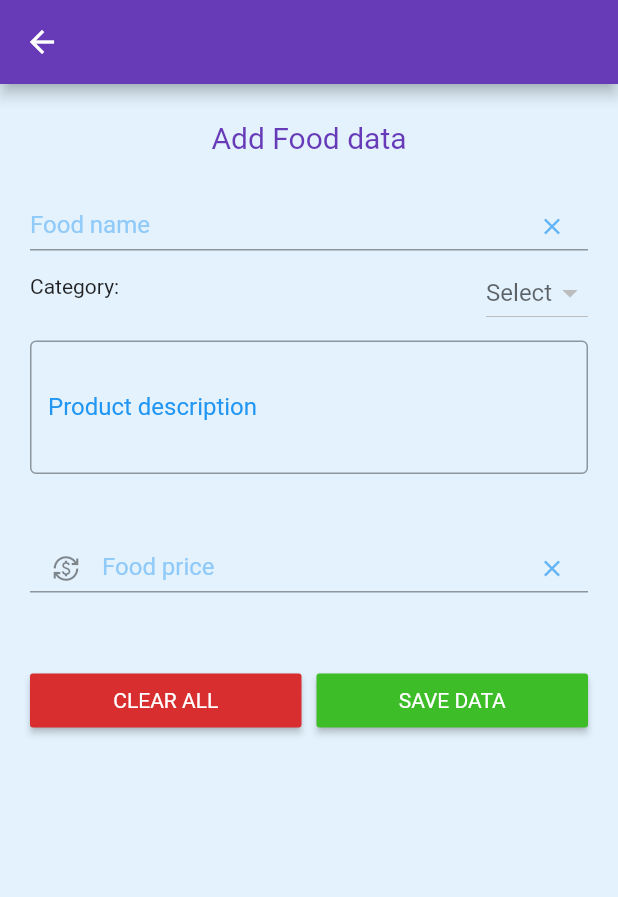
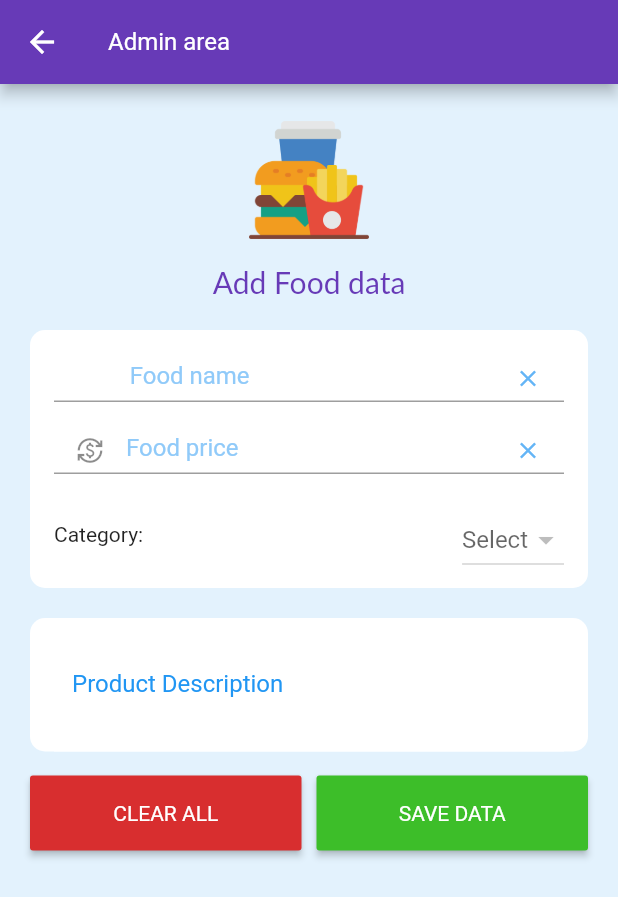
Before and after one commit to jakariya0dev/cafe21, a Flutter app: the AddFoodPage screen opened directly with empty values, on a phone screen of 412 x 824 dp. Shown: the top 897 px of the screen. Run offline on Flutter 3.47's test engine with Material 2 defaults, Android fonts, the phone set to English and light mode, and no system bars; our stand-ins replace cloud_firestore, connectivity_plus, firebase_auth, firebase_core, flutter_svg, shared_preferences; missing offline and left inert: blue_thermal_printer; accounts and stored records are empty.

Commit message:
admin area design updated

```diff
--- a/lib/views/admin/add_food_page.dart
+++ b/lib/views/admin/add_food_page.dart
@@ -58,6 +58,7 @@ class _AddFoodPageState extends State<AddFoodPage> {
         child: Scaffold(
           backgroundColor: AppColor.scaffoldColor,
           appBar: AppBar(
+            title: const Text('Admin area', style: TextStyle(fontSize: 16),),
             leading: BackButton(
               onPressed: () => Navigator.pushReplacement(context, MaterialPageRoute(builder: (context) => const AdminDashboard(index: 0))),
             ),
@@ -68,13 +69,32 @@ class _AddFoodPageState extends State<AddFoodPage> {
             child: Column(
               mainAxisSize: MainAxisSize.min,
               children: [
+                Image.asset('assets/icons/icon_food.png', height: 80, width: 80,),
+                const SizedBox(height: 16),
                 const Text(
                   'Add Food data',
                   style: TextStyle(
-                      fontWeight: FontWeight.w500, color: Colors.deepPurple, fontSize: 20),
+                      fontWeight: FontWeight.w500, color: Colors.deepPurple, fontSize: 20, fontFamily: 'Lato'),
                 ),
                 SizedBox(
-                  height: 32,
+                  height: 20,
+                  child: Center(
+                    child: Text(
+                      msg,
+                      style: const TextStyle(color: Colors.red),
+                    ),
+                  ),
+                ),
+                Container(
+                  padding: const EdgeInsets.symmetric(horizontal: 16),
+                  decoration: BoxDecoration(
+                    color: Colors.white,
+                    borderRadius: BorderRadius.circular(10)
+                  ),
+                  child: Column(
+                    children: [
+                      SizedBox(
+                        height: 16,
                         child: Center(
                           child: Text(
                             msg,
@@ -91,9 +111,11 @@ class _AddFoodPageState extends State<AddFoodPage> {
                             color: Colors.deepPurple.shade900,
                           ),
                           decoration: InputDecoration(
-                      hintText: 'Food name',
+                            hintText: ' Food name',
                             isDense: true,
                             hintStyle: TextStyle(color: Colors.blue.shade200),
+                            // prefix: Icon(Icons.abc_outlined),
+                            prefix: const Text('Name:', style: TextStyle(color: Colors.blue),),
                             suffixIcon: InkWell(
                               onTap: () {
                                 nameController.clear();
@@ -104,6 +126,40 @@ class _AddFoodPageState extends State<AddFoodPage> {
                                 color: Colors.blue.shade300,
                               ),
                             ),
+                          ),
+                        ),
+                      ),
+                      Container(
+                        margin: const EdgeInsets.only(bottom: 16),
+                        height: 32,
+                        child: TextField(
+                          controller: priceController,
+                          keyboardType: TextInputType.number,
+                          style: TextStyle(color: Colors.deepPurple.shade900),
+                          decoration: InputDecoration(
+                            prefixIcon: const Icon(Icons.currency_exchange),
+                            hintText: 'Food price',
+                            isDense: true,
+                            hintStyle: TextStyle(color: Colors.blue.shade200),
+                            suffixIcon: InkWell(
+                              onTap: () {
+                                priceController.clear();
+                                setState(() {});
+                              },
+                              child: Icon(
+                                Icons.clear,
+                                color: Colors.blue.shade300,
+                              ),
+                            ),
+                          ),
+                        ),
+                      ),
+                      SizedBox(
+                        height: 16,
+                        child: Center(
+                          child: Text(
+                            msg,
+                            style: const TextStyle(color: Colors.red),
                           ),
                         ),
                       ),
@@ -143,9 +199,24 @@ class _AddFoodPageState extends State<AddFoodPage> {
                           ),
                         ],
                       ),
+                    ],
+                  ),
+                ),
+                SizedBox(
+                  height: 20,
+                  child: Center(
+                    child: Text(
+                      msg,
+                      style: const TextStyle(color: Colors.red),
+                    ),
+                  ),
+                ),
                 Container(
-                  margin: const EdgeInsets.only(bottom: 16),
-                  height: 120,
+                  padding: const EdgeInsets.symmetric(horizontal: 16),
+                  decoration: BoxDecoration(
+                      color: Colors.white,
+                      borderRadius: BorderRadius.circular(10)
+                  ),
                   child: TextField(
                     minLines: 3,
                     maxLines: 8,
@@ -153,42 +224,20 @@ class _AddFoodPageState extends State<AddFoodPage> {
                     keyboardType: TextInputType.emailAddress,
                     style: TextStyle(color: Colors.deepPurple.shade900),
                     decoration: InputDecoration(
-                      labelText: 'Product description',
-                      // hintText: 'Product description',
-                      border: const OutlineInputBorder(),
+                      labelText: 'Product Description',
+
+                      // hintText: 'Type product description here',
+                      filled: true,
+                      fillColor: Colors.white,
+                      border: InputBorder.none,
                       isDense: true,
                       // hintStyle: TextStyle(color: Colors.blue.shade200),
                       labelStyle: TextStyle(color: Colors.blue.shade500, fontSize: 16),
                     ),
                   ),
                 ),
-                Container(
-                  margin: const EdgeInsets.only(bottom: 16),
-                  height: 32,
-                  child: TextField(
-                    controller: priceController,
-                    keyboardType: TextInputType.number,
-                    style: TextStyle(color: Colors.deepPurple.shade900),
-                    decoration: InputDecoration(
-                      prefixIcon: const Icon(Icons.currency_exchange),
-                      hintText: 'Food price',
-                      isDense: true,
-                      hintStyle: TextStyle(color: Colors.blue.shade200),
-                      suffixIcon: InkWell(
-                        onTap: () {
-                          priceController.clear();
-                          setState(() {});
-                        },
-                        child: Icon(
-                          Icons.clear,
-                          color: Colors.blue.shade300,
-                        ),
-                      ),
-                    ),
-                  ),
-                ),
                 SizedBox(
-                  height: 32,
+                  height: 16,
                   child: Center(
                     child: Text(
                       msg,
@@ -201,6 +250,7 @@ class _AddFoodPageState extends State<AddFoodPage> {
                   children: [
                     Expanded(
                       child: MaterialButton(
+                        height: 50,
                         color: const Color(AppColor.box4),
                         onPressed: () {
                           nameController.clear();
@@ -219,6 +269,7 @@ class _AddFoodPageState extends State<AddFoodPage> {
                     ),
                     const SizedBox(width: 10,),
                     Expanded(child: MaterialButton(
+                      height: 50,
                       color: const Color(AppColor.box5),
                       onPressed: () async {
                         if (nameController.text.isEmpty) {
```
Also changed, not shown: lib/views/admin/add_category_page.dart (+18 -2 lines), lib/views/admin/add_user.dart (+3 -4 lines), lib/views/admin/add_waiter_page.dart (+15 -8 lines), lib/views/admin/cafe_details.dart (+30 -10 lines), lib/views/admin/update_app_user.dart (+6 -3 lines), assets/icons/icon_cafe.png (added), assets/icons/user_profile.png (added). Lines whose indentation alone changed are shown as unchanged.
